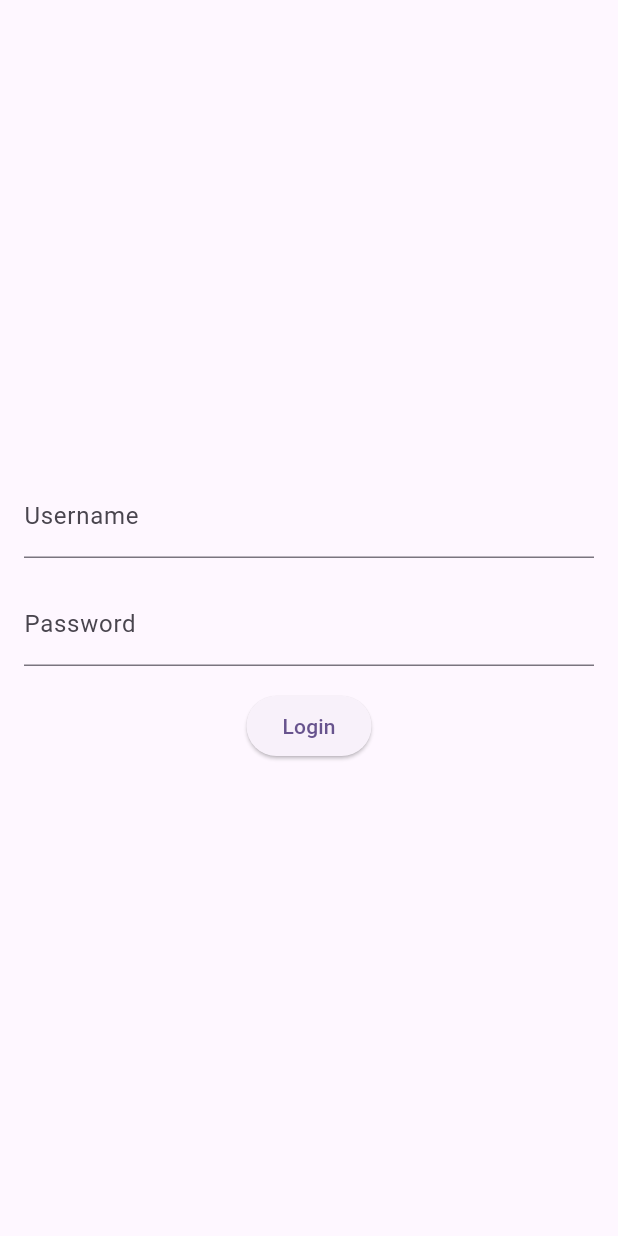
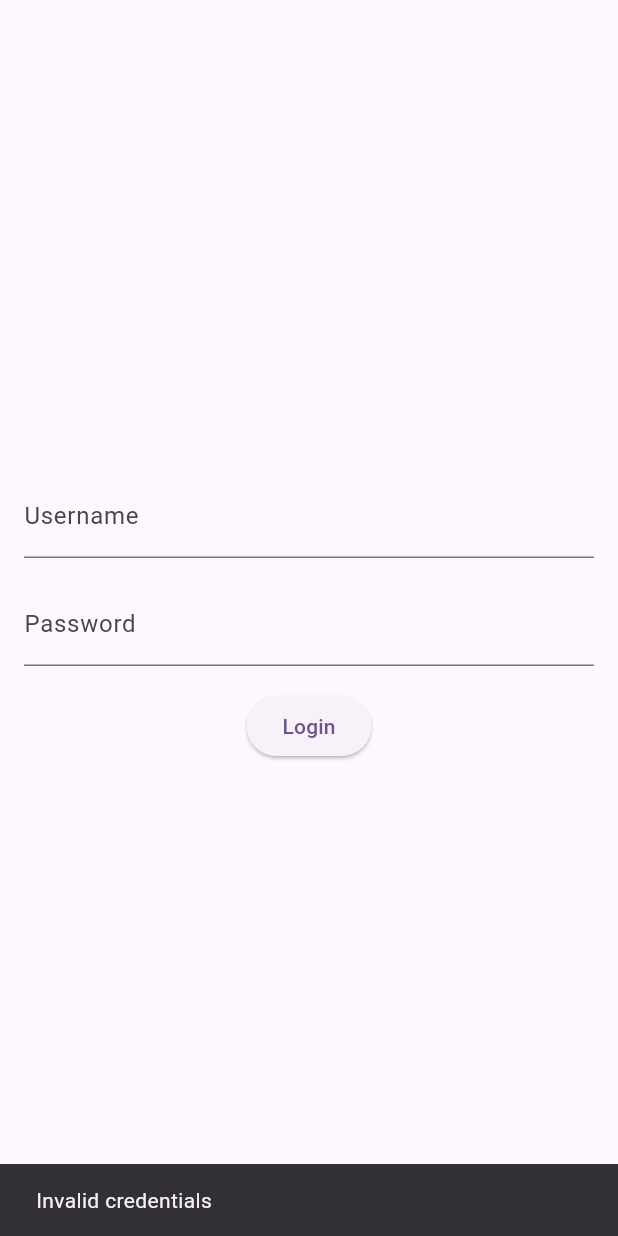
Before and after one commit to ericqueirozc/service-locator-flutter-poc, a Flutter app: the screen it shows after launch, after a tap on "Login", on a phone screen of 412 x 824 dp. Run offline on Flutter 3.47's test engine with Material 3 defaults, Android fonts, the phone set to English and light mode, and no system bars.

```diff
--- a/lib/login/login_page.dart
+++ b/lib/login/login_page.dart
@@ -1,4 +1,9 @@
 import 'package:flutter/material.dart';
+import 'package:myapp/login/login_store.dart';
+
+import '../service_locator.dart';
+import 'login_credentials.dart';
+import 'login_state.dart';
 
 class LoginPage extends StatefulWidget {
   const LoginPage({super.key});
@@ -8,6 +13,56 @@ class LoginPage extends StatefulWidget {
 }
 
 class _LoginPageState extends State<LoginPage> {
+  late final LoginStore _loginStore;
+  late final Stream notificationListener;
+
+  @override
+  void initState() {
+    super.initState();
+    _loginStore = ServiceLocator.get<LoginStore>();
+    _loginStore.addListener(() {
+      final state = _loginStore.value;
+      if (state is SuccessState) {
+        Navigator.of(context).pushReplacementNamed('/home');
+        return;
+      }
+      if (state is ErrorState) {
+        ScaffoldMessenger.of(context).showSnackBar(
+          const SnackBar(
+            content: Text('Error'),
+          ),
+        );
+        return;
+      }
+      if (state is InvalidCredentialsState) {
+        ScaffoldMessenger.of(context).showSnackBar(
+          const SnackBar(
+            content: Text('Invalid credentials'),
+          ),
+        );
+        return;
+      }
+      if (state is LoadingState) {
+        ScaffoldMessenger.of(context).showSnackBar(
+          const SnackBar(
+            content: Text('Loading'),
+          ),
+        );
+        return;
+      }
+    });
+  }
+
+  @override
+  void dispose() {
+    usernameController.dispose();
+    passwordController.dispose();
+    super.dispose();
+  }
+
+  final usernameController = TextEditingController();
+  final passwordController = TextEditingController();
+
   @override
   Widget build(BuildContext context) {
     return Scaffold(
@@ -18,21 +73,27 @@ class _LoginPageState extends State<LoginPage> {
             child: Column(
               mainAxisAlignment: MainAxisAlignment.center,
               children: <Widget>[
-                const TextField(
-                  decoration: InputDecoration(
+                TextField(
+                  controller: usernameController,
+                  decoration: const InputDecoration(
                     labelText: 'Username',
                   ),
                 ),
                 const SizedBox(height: 16.0),
-                const TextField(
-                  decoration: InputDecoration(
+                TextField(
+                  controller: passwordController,
+                  decoration: const InputDecoration(
                     labelText: 'Password',
                   ),
                 ),
                 const SizedBox(height: 16.0),
                 ElevatedButton(
                   onPressed: () {
-                    // Add your login logic here
+                    final loginCrentials = LoginCredentials(
+                      username: usernameController.text,
+                      password: passwordController.text,
+                    );
+                    _loginStore.login(loginCrentials);
                   },
                   child: const Text('Login'),
                 ),
--- a/lib/login/login_store.dart
+++ b/lib/login/login_store.dart
@@ -4,13 +4,12 @@ import 'package:myapp/login/login_repository.dart';
 
 import 'login_state.dart';
 
-class LoginStore {
-  final ValueNotifier<LoginState> _state;
-
-  LoginStore(this._state);
+// Suggested code may be subject to a license. Learn more: ~LicenseLog:1395942664.
+class LoginStore extends ValueNotifier<LoginState> {
+  LoginStore() : super(CredentialUncheckedState());
 
   void setState(LoginState state) {
-    _state.value = state;
+    value = state;
   }
 
   Future<void> login(LoginCredentials loginCredentials) async {
--- a/lib/main.dart
+++ b/lib/main.dart
@@ -1,8 +1,12 @@
 import 'package:flutter/material.dart';
+import 'package:myapp/login/login_store.dart';
 
 import 'login/login_page.dart';
+import 'service_locator.dart';
 
 void main() {
+  ServiceLocator.register<LoginStore>(LoginStore());
+
   runApp(const MyApp());
 }
 
@@ -17,7 +21,11 @@ class MyApp extends StatelessWidget {
         colorScheme: ColorScheme.fromSeed(seedColor: Colors.deepPurple),
         useMaterial3: true,
       ),
-      home: const LoginPage(),
+      initialRoute: '/',
+      routes: {
+        '/': (context) => const LoginPage(),
+        '/home': (context) => const LoginPage(),
+      },
     );
   }
 }
--- /dev/null
+++ b/lib/service_locator.dart
@@ -0,0 +1,12 @@
+class ServiceLocator {
+
+  static Map<Type, dynamic> services = {};
+
+  static T get<T>() {
+    return services[T];
+  }
+
+  static void register<T extends Object>(T instance) {
+    services[T] = instance;
+  }
+}
```
